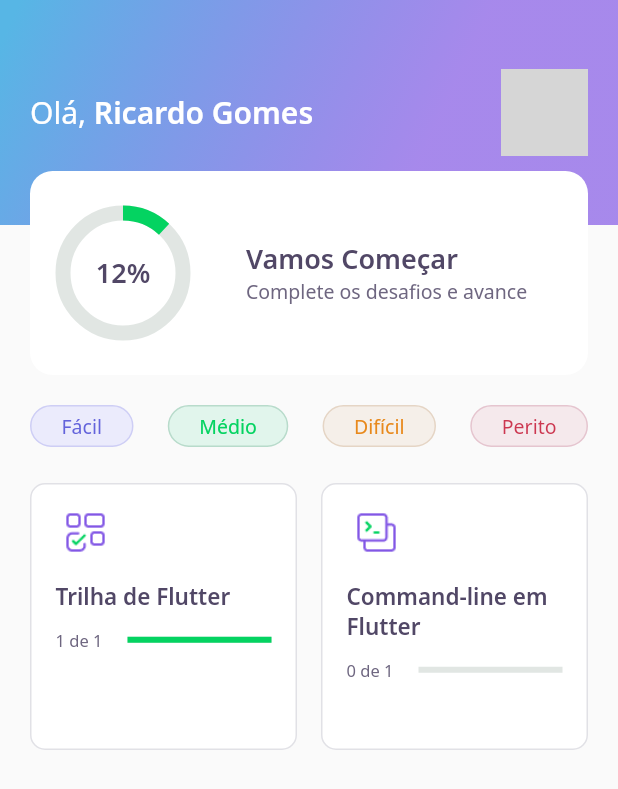
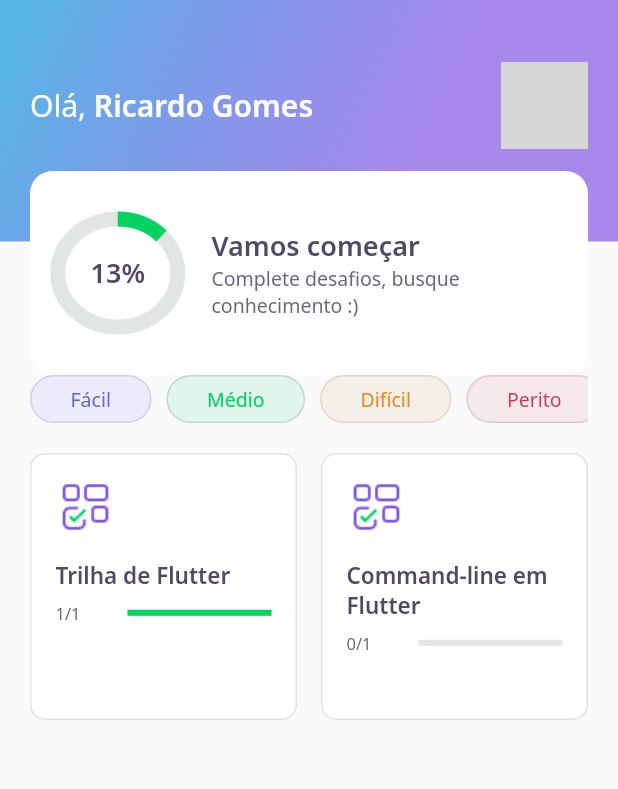
Before and after one commit to sleiph/devquiz_nlw5, a Flutter app: the screen it shows after launch, on a phone screen of 412 x 824 dp. Shown: the top 789 px of the screen. Run offline on Flutter 3.47's test engine with Material 2 defaults, Android fonts, the phone set to English and light mode, and no system bars; our stand-ins replace google_fonts; accounts and stored records are empty; network calls fail; grey boxes are pictures that could not be loaded.

Commit message:
metade da aula 04

```diff
--- a/assets/database/quizes.json
+++ b/assets/database/quizes.json
@@ -25,7 +25,7 @@
         "questions":
         [
             {
-                "title": "--migrate\nQual o uso do comando Dart acima? ",
+                "title": "--migrate\n\nQual o uso do comando Dart acima? ",
                 "answers": [
                     {"title": "Para ativar nullSafe no projeto","isRight": true},
                     {"title": "Migrar para o Dart mais atual"},
--- a/assets/database/user.json
+++ b/assets/database/user.json
@@ -1,5 +1,5 @@
 {
     "name": "Ricardo Gomes",
-    "score": 12,
+    "score": 13,
     "photoUrl": "https://avatars.githubusercontent.com/sleiph"
 }
--- a/lib/challenge/widgets/widgets.dart
+++ b/lib/challenge/widgets/widgets.dart
@@ -1,3 +1,4 @@
 export 'answer.dart';
+export 'next_button.dart';
 export 'question_indicator.dart';
 export 'quiz.dart';
--- a/lib/core/app_widget.dart
+++ b/lib/core/app_widget.dart
@@ -1,4 +1,3 @@
-//import 'package:devquiz_nlw5/challenge/challenge_page.dart';
 import 'package:devquiz_nlw5/home/home.dart';
 //import 'package:devquiz_nlw5/splash/splash_page.dart';
 import 'package:flutter/material.dart';
@@ -10,7 +9,6 @@ class AppWidget extends StatelessWidget {
       debugShowCheckedModeBanner: false,
       title: "DevQuiz",
       home: HomePage(),
-      //home: ChallengePage(),
     );
   }
 }
--- a/lib/home/home_controller.dart
+++ b/lib/home/home_controller.dart
@@ -1,11 +1,11 @@
-import 'package:devquiz_nlw5/home/home.dart';
+import 'home.dart';
 import 'package:devquiz_nlw5/shared/models/models.dart';
-import 'package:flutter/cupertino.dart';
+import 'package:flutter/foundation.dart';
 
 class HomeController {
-  final stateNotifier = ValueNotifier<HomeState>(HomeState.empty);
+  ValueNotifier<HomeState> stateNotifier =
+      ValueNotifier<HomeState>(HomeState.empty);
   set state(HomeState state) => stateNotifier.value = state;
-
   HomeState get state => stateNotifier.value;
 
   UserModel? user;
@@ -15,12 +15,14 @@ class HomeController {
 
   void getUser() async {
     state = HomeState.loading;
+    await Future.delayed(Duration(seconds: 2));
     user = await repository.getUser();
     state = HomeState.success;
   }
 
   void getQuizes() async {
     state = HomeState.loading;
+    await Future.delayed(Duration(seconds: 2));
     quizes = await repository.getQuizes();
     state = HomeState.success;
   }
--- a/lib/home/home_page.dart
+++ b/lib/home/home_page.dart
@@ -1,6 +1,7 @@
+import 'package:devquiz_nlw5/challenge/challenge_page.dart';
 import 'package:devquiz_nlw5/core/core.dart';
-import 'package:devquiz_nlw5/home/home.dart';
-import 'package:devquiz_nlw5/home/widgets/widgets.dart';
+import 'home.dart';
+import 'widgets/widgets.dart';
 import 'package:flutter/material.dart';
 
 class HomePage extends StatefulWidget {
@@ -12,7 +13,6 @@ class HomePage extends StatefulWidget {
 
 class _HomePageState extends State<HomePage> {
   final controller = HomeController();
-
   @override
   void initState() {
     super.initState();
@@ -27,46 +27,48 @@ class _HomePageState extends State<HomePage> {
   Widget build(BuildContext context) {
     if (controller.state == HomeState.success) {
       return Scaffold(
-        appBar: AppBarWidget(
-          user: controller.user!,
-        ),
+        appBar: AppBarWidget(user: controller.user!),
         body: Padding(
-          padding: const EdgeInsets.symmetric(horizontal: 20, vertical: 20),
+          padding: const EdgeInsets.symmetric(horizontal: 20),
           child: Column(
             children: [
-              Row(
-                mainAxisAlignment: MainAxisAlignment.spaceBetween,
-                children: [
-                  LevelButtonWidget(
-                    label: "Fácil",
-                  ),
-                  LevelButtonWidget(
-                    label: "Médio",
-                  ),
-                  LevelButtonWidget(
-                    label: "Difícil",
-                  ),
-                  LevelButtonWidget(
-                    label: "Perito",
-                  ),
-                ],
+              SizedBox(
+                height: 32,
+                child: ListView(
+                  scrollDirection: Axis.horizontal,
+                  shrinkWrap: true,
+                  children: [
+                    LevelButtonWidget(label: 'Fácil'),
+                    SizedBox(width: 10),
+                    LevelButtonWidget(label: 'Médio'),
+                    SizedBox(width: 10),
+                    LevelButtonWidget(label: 'Difícil'),
+                    SizedBox(width: 10),
+                    LevelButtonWidget(label: 'Perito'),
+                  ],
+                ),
               ),
-              SizedBox(
-                height: 24,
-              ),
+              SizedBox(height: 20),
               Expanded(
                 child: GridView.count(
+                  crossAxisSpacing: 16,
+                  mainAxisSpacing: 16,
                   crossAxisCount: 2,
-                  mainAxisSpacing: 16,
-                  crossAxisSpacing: 16,
                   children: controller.quizes!
                       .map(
                         (e) => QuizCardWidget(
-                          image: e.image,
                           title: e.title,
                           completed:
-                              "${e.questionAnswered} de ${e.questions.length}",
-                          progress: e.questionAnswered / e.questions.length,
+                              '${e.questionAnswered}/${e.questions.length}',
+                          onTap: () {
+                            Navigator.push(
+                                context,
+                                MaterialPageRoute(
+                                  builder: (context) =>
+                                      ChallengePage(questions: e.questions),
+                                ));
+                          },
+                          percent: e.questionAnswered / e.questions.length,
                         ),
                       )
                       .toList(),
--- a/lib/home/home_repository.dart
+++ b/lib/home/home_repository.dart
@@ -5,13 +5,13 @@ import 'package:flutter/services.dart';
 
 class HomeRepository {
   Future<UserModel> getUser() async {
-    final response = await rootBundle.loadString("assets/database/user.json");
+    final response = await rootBundle.loadString('assets/database/user.json');
     final user = UserModel.fromJson(response);
     return user;
   }
 
   Future<List<QuizModel>> getQuizes() async {
-    final response = await rootBundle.loadString("assets/database/quizes.json");
+    final response = await rootBundle.loadString('assets/database/quizes.json');
     final list = jsonDecode(response) as List;
     final quizes = list.map((e) => QuizModel.fromMap(e)).toList();
     return quizes;
--- a/lib/home/widgets/app_bar.dart
+++ b/lib/home/widgets/app_bar.dart
@@ -1,5 +1,5 @@
 import 'package:devquiz_nlw5/core/core.dart';
-import 'package:devquiz_nlw5/home/widgets/widgets.dart';
+import 'widgets.dart';
 import 'package:devquiz_nlw5/shared/models/models.dart';
 import 'package:flutter/material.dart';
 
@@ -14,32 +14,32 @@ class AppBarWidget extends PreferredSize {
             child: Stack(
               children: [
                 Container(
-                  height: 150,
-                  padding: const EdgeInsets.symmetric(horizontal: 20),
-                  decoration: BoxDecoration(
-                    gradient: AppGradients.linear,
-                  ),
+                  height: 161,
+                  padding: const EdgeInsets.fromLTRB(20, 0, 20, 20),
                   width: double.maxFinite,
+                  decoration: BoxDecoration(gradient: AppGradients.linear),
                   child: Row(
                     mainAxisAlignment: MainAxisAlignment.spaceBetween,
                     children: [
-                      Text.rich(TextSpan(
-                        text: "Olá, ",
+                      Text.rich(
+                        TextSpan(
+                          text: 'Olá, ',
                           style: AppTextStyles.title,
                           children: [
                             TextSpan(
                                 text: user.name,
-                            style: AppTextStyles.titleBold,
-                          )
+                                style: AppTextStyles.titleBold),
                           ],
-                      )),
+                        ),
+                      ),
                       Container(
+                        height: 58,
                         width: 58,
-                        height: 58,
                         decoration: BoxDecoration(
                           borderRadius: BorderRadius.circular(10),
                           image: DecorationImage(
                             image: NetworkImage(user.photoUrl),
+                            fit: BoxFit.cover,
                           ),
                         ),
                       ),
@@ -48,9 +48,7 @@ class AppBarWidget extends PreferredSize {
                 ),
                 Align(
                   alignment: Alignment(0.0, 1.0),
-                  child: ScoreCardWidget(
-                    score: user.score,
-                  ),
+                  child: ScoreCardWidget(valor: user.score / 100),
                 ),
               ],
             ),
--- a/lib/home/widgets/chart.dart
+++ b/lib/home/widgets/chart.dart
@@ -2,24 +2,26 @@ import 'package:devquiz_nlw5/core/core.dart';
 import 'package:flutter/material.dart';
 
 class ChartWidget extends StatelessWidget {
-  final int score;
-
-  const ChartWidget({Key? key, required this.score}) : super(key: key);
+  final double valor;
+  const ChartWidget({
+    Key? key,
+    required this.valor,
+  }) : super(key: key);
 
   @override
   Widget build(BuildContext context) {
     return Container(
+      height: 72,
       width: 80,
-      height: 80,
       child: Stack(
         children: [
           Center(
             child: Container(
+              height: 72,
               width: 80,
-              height: 80,
               child: CircularProgressIndicator(
                 strokeWidth: 10,
-                value: score / 100,
+                value: valor,
                 backgroundColor: AppColors.chartSecondary,
                 valueColor:
                     AlwaysStoppedAnimation<Color>(AppColors.chartPrimary),
@@ -27,11 +29,8 @@ class ChartWidget extends StatelessWidget {
             ),
           ),
           Center(
-            child: Text(
-              "$score%",
-              style: AppTextStyles.heading,
-            ),
-          )
+              child: Text('${(valor * 100).toInt()}%',
+                  style: AppTextStyles.heading)),
         ],
       ),
     );
--- a/lib/home/widgets/level_button.dart
+++ b/lib/home/widgets/level_button.dart
@@ -4,31 +4,30 @@ import 'package:google_fonts/google_fonts.dart';
 
 class LevelButtonWidget extends StatelessWidget {
   final String label;
-
   LevelButtonWidget({Key? key, required this.label})
-      : assert((["Fácil", "Médio", "Difícil", "Perito"]).contains(label)),
+      : assert(['Fácil', 'Médio', 'Difícil', 'Perito'].contains(label)),
         super(key: key);
 
   final config = {
-    "Fácil": {
-      "color": AppColors.levelButtonFacil,
-      "borderColor": AppColors.levelButtonBorderFacil,
-      "fontColor": AppColors.levelButtonTextFacil,
+    'Fácil': {
+      'color': AppColors.levelButtonFacil,
+      'borderColor': AppColors.levelButtonBorderFacil,
+      'fontColor': AppColors.levelButtonTextFacil,
     },
-    "Médio": {
-      "color": AppColors.levelButtonMedio,
-      "borderColor": AppColors.levelButtonBorderMedio,
-      "fontColor": AppColors.levelButtonTextMedio,
+    'Médio': {
+      'color': AppColors.levelButtonMedio,
+      'borderColor': AppColors.levelButtonBorderMedio,
+      'fontColor': AppColors.levelButtonTextMedio,
     },
-    "Difícil": {
-      "color": AppColors.levelButtonDificil,
-      "borderColor": AppColors.levelButtonBorderDificil,
-      "fontColor": AppColors.levelButtonTextDificil,
+    'Difícil': {
+      'color': AppColors.levelButtonDificil,
+      'borderColor': AppColors.levelButtonBorderDificil,
+      'fontColor': AppColors.levelButtonTextDificil,
     },
-    "Perito": {
-      "color": AppColors.levelButtonPerito,
-      "borderColor": AppColors.levelButtonBorderPerito,
-      "fontColor": AppColors.levelButtonTextPerito,
+    'Perito': {
+      'color': AppColors.levelButtonPerito,
+      'borderColor': AppColors.levelButtonBorderPerito,
+      'fontColor': AppColors.levelButtonTextPerito,
     },
   };
 
@@ -40,16 +39,12 @@ class LevelButtonWidget extends StatelessWidget {
   Widget build(BuildContext context) {
     return Container(
       decoration: BoxDecoration(
+        color: color,
+        border: Border.fromBorderSide(BorderSide(color: borderColor)),
         borderRadius: BorderRadius.circular(28),
-        border: Border.fromBorderSide(
-          BorderSide(
-            color: borderColor,
-          ),
-        ),
-        color: color,
       ),
       child: Padding(
-        padding: const EdgeInsets.symmetric(horizontal: 20, vertical: 4),
+        padding: const EdgeInsets.symmetric(horizontal: 26, vertical: 6),
         child: Text(
           label,
           style: GoogleFonts.notoSans(
--- a/lib/home/widgets/quiz_card.dart
+++ b/lib/home/widgets/quiz_card.dart
@@ -5,59 +5,54 @@ import 'package:flutter/material.dart';
 class QuizCardWidget extends StatelessWidget {
   final String title;
   final String completed;
-  final double progress;
-  final String image;
+  final double percent;
+  final VoidCallback onTap;
+
   const QuizCardWidget(
       {Key? key,
       required this.title,
       required this.completed,
-      required this.progress,
-      required this.image})
+      required this.percent,
+      required this.onTap})
       : super(key: key);
 
   @override
   Widget build(BuildContext context) {
-    return Container(
-      padding: EdgeInsets.symmetric(horizontal: 16, vertical: 16),
+    return GestureDetector(
+      onTap: onTap,
+      child: Container(
+        padding: const EdgeInsets.all(16),
         decoration: BoxDecoration(
           border: Border.fromBorderSide(BorderSide(color: AppColors.border)),
           color: AppColors.white,
-          borderRadius: BorderRadius.circular(10)),
+          borderRadius: BorderRadius.circular(10),
+        ),
         child: Column(
           crossAxisAlignment: CrossAxisAlignment.start,
           children: [
             Container(
+              height: 38,
               width: 40,
-            height: 32,
-            child: Image.asset(image),
+              child: Image.asset(AppImages.blocks),
             ),
-          SizedBox(
-            height: 16,
-          ),
-          Text(
-            title,
-            style: AppTextStyles.heading15,
-          ),
-          SizedBox(
-            height: 12,
-          ),
+            SizedBox(height: 16),
+            Text(title, style: AppTextStyles.heading15),
+            SizedBox(height: 8),
             Row(
               children: [
                 Expanded(
                   flex: 1,
-                child: Text(
-                  completed,
-                  style: AppTextStyles.body11,
-                ),
+                  child: Text(completed, style: AppTextStyles.body11),
                 ),
                 Expanded(
                   flex: 2,
-                child: ProgressIndicatorWidget(value: progress),
-              )
+                  child: ProgressIndicatorWidget(value: percent),
+                ),
               ],
             ),
           ],
         ),
+      ),
     );
   }
 }
--- a/lib/home/widgets/score_card.dart
+++ b/lib/home/widgets/score_card.dart
@@ -1,32 +1,35 @@
 import 'package:devquiz_nlw5/core/core.dart';
-import 'package:devquiz_nlw5/home/widgets/widgets.dart';
+import 'widgets.dart';
 import 'package:flutter/material.dart';
 
 class ScoreCardWidget extends StatelessWidget {
-  final int score;
-  const ScoreCardWidget({Key? key, required this.score}) : super(key: key);
+  final double valor;
+  const ScoreCardWidget({
+    Key? key,
+    required this.valor,
+  }) : super(key: key);
 
   @override
   Widget build(BuildContext context) {
     return Padding(
-      padding: const EdgeInsets.only(left: 20, right: 20),
+      padding: const EdgeInsets.symmetric(horizontal: 20),
       child: Container(
         height: 136,
         decoration: BoxDecoration(
           color: AppColors.white,
           borderRadius: BorderRadius.circular(15),
         ),
+        child: Padding(
+          padding: const EdgeInsets.symmetric(horizontal: 16),
           child: Row(
             crossAxisAlignment: CrossAxisAlignment.center,
             children: [
               Expanded(
                 flex: 1,
-              child: ChartWidget(
-                score: score,
-              ),
+                child: ChartWidget(valor: valor),
               ),
               Expanded(
-              flex: 2,
+                flex: 3,
                 child: Padding(
                   padding: const EdgeInsets.only(left: 20),
                   child: Column(
@@ -34,18 +37,18 @@ class ScoreCardWidget extends StatelessWidget {
                       crossAxisAlignment: CrossAxisAlignment.start,
                       children: [
                         Text(
-                      "Vamos Começar",
+                          'Vamos começar',
                           style: AppTextStyles.heading,
                         ),
                         Text(
-                      "Complete os desafios e avance",
+                          'Complete desafios, busque conhecimento :)',
                           style: AppTextStyles.body,
+                        ),
+                      ]),
+                ),
               ),
             ],
           ),
-              ),
-            )
-          ],
         ),
       ),
     );
--- a/lib/shared/models/question_model.dart
+++ b/lib/shared/models/question_model.dart
@@ -1,6 +1,6 @@
 import 'dart:convert';
 
-import 'package:devquiz_nlw5/shared/models/models.dart';
+import 'models.dart';
 
 class QuestionModel {
   final String title;
```
Also changed, not shown: lib/challenge/challenge_controller.dart (added, +7 -0 lines), lib/challenge/challenge_page.dart (+78 -4 lines), lib/challenge/widgets/answer.dart (+33 -21 lines), lib/challenge/widgets/next_button.dart (added, +54 -0 lines), lib/challenge/widgets/question_indicator.dart (+13 -15 lines), lib/challenge/widgets/quiz.dart (+32 -19 lines), lib/shared/models/quiz_model.dart (+10 -10 lines). Lines whose indentation alone changed are shown as unchanged.
